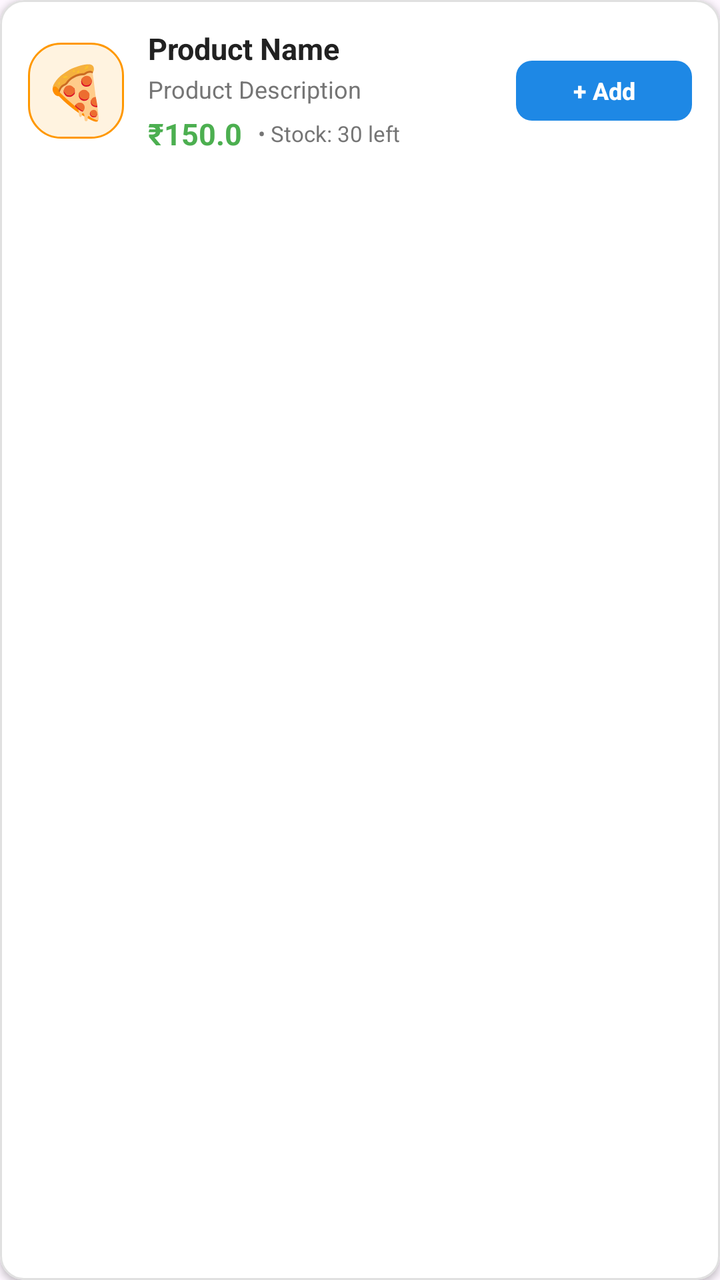
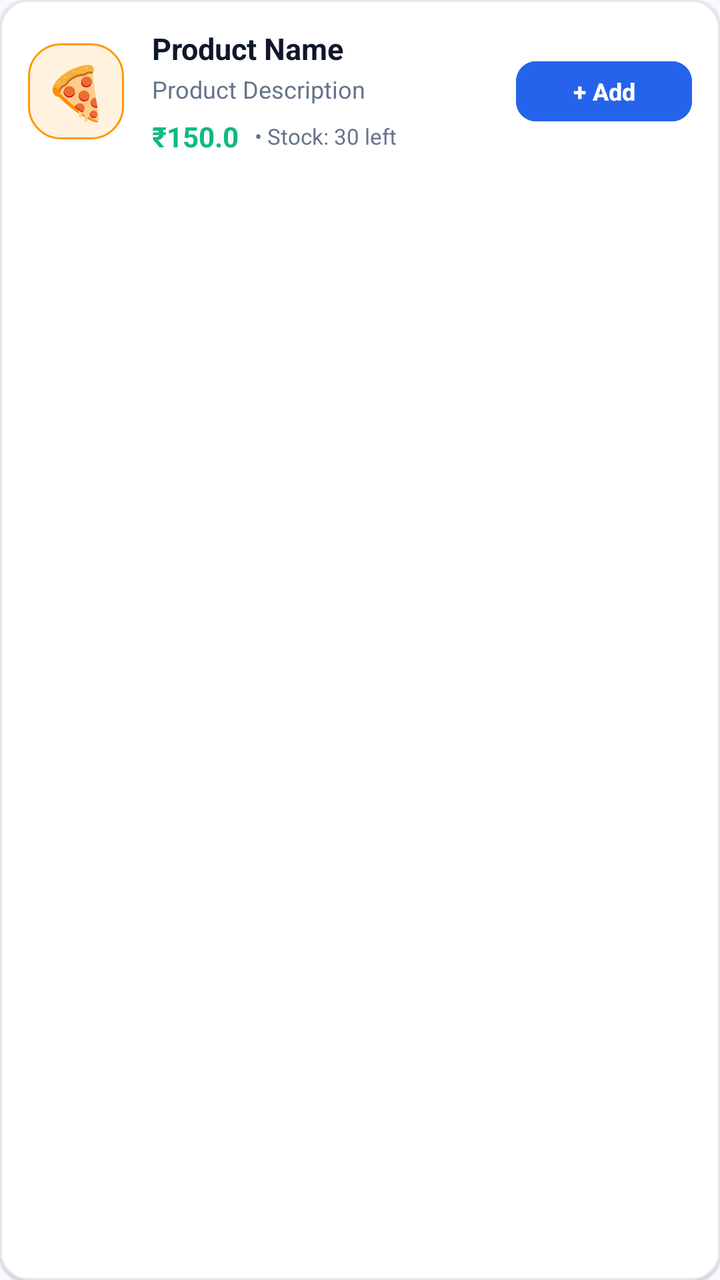

Compare the two renders of this Android layout. The source of the first and the diff that turns it into the second are given below.
<!-- AndroidManifest.xml: application theme Theme.LocalVendorDelivery -->
<!-- res/layout/item_product.xml -->
<?xml version="1.0" encoding="utf-8"?>
<com.google.android.material.card.MaterialCardView xmlns:android="http://schemas.android.com/apk/res/android"
    xmlns:app="http://schemas.android.com/apk/res-auto"
    android:layout_width="match_parent"
    android:layout_height="wrap_content"
    app:cardCornerRadius="12dp"
    app:cardElevation="2dp"
    app:cardBackgroundColor="#FFFFFF"
    app:strokeColor="@color/dividerColor"
    app:strokeWidth="1dp">

    <LinearLayout
        android:layout_width="match_parent"
        android:layout_height="wrap_content"
        android:orientation="horizontal"
        android:padding="14dp"
        android:gravity="center_vertical">

        <TextView
            android:id="@+id/tvProdEmoji"
            android:layout_width="48dp"
            android:layout_height="48dp"
            android:text="🍕"
            android:textSize="26sp"
            android:gravity="center"
            android:background="@drawable/bg_chip_orange" />

        <LinearLayout
            android:layout_width="0dp"
            android:layout_height="wrap_content"
            android:layout_weight="1"
            android:orientation="vertical"
            android:layout_marginStart="12dp">

            <TextView
                android:id="@+id/tvProdName"
                android:layout_width="wrap_content"
                android:layout_height="wrap_content"
                android:text="Product Name"
                android:textSize="15sp"
                android:textStyle="bold"
                android:textColor="@color/colorTextPrimary" />

            <TextView
                android:id="@+id/tvProdDesc"
                android:layout_width="wrap_content"
                android:layout_height="wrap_content"
                android:text="Product Description"
                android:textSize="12sp"
                android:textColor="@color/colorTextSecondary"
                android:layout_marginTop="2dp" />

            <LinearLayout
                android:layout_width="wrap_content"
                android:layout_height="wrap_content"
                android:orientation="horizontal"
                android:gravity="center_vertical"
                android:layout_marginTop="4dp">

                <TextView
                    android:id="@+id/tvProdPrice"
                    android:layout_width="wrap_content"
                    android:layout_height="wrap_content"
                    android:text="₹150.0"
                    android:textSize="15sp"
                    android:textColor="@color/colorSuccess"
                    android:textStyle="bold" />

                <TextView
                    android:id="@+id/tvProdStock"
                    android:layout_width="wrap_content"
                    android:layout_height="wrap_content"
                    android:text="• Stock: 30 left"
                    android:textSize="11sp"
                    android:textColor="@color/colorTextSecondary"
                    android:layout_marginStart="8dp" />
            </LinearLayout>
        </LinearLayout>

        <Button
            android:id="@+id/btnAddToCart"
            android:layout_width="wrap_content"
            android:layout_height="38dp"
            android:text="+ Add"
            android:textSize="12sp"
            android:textStyle="bold"
            app:cornerRadius="8dp"
            android:layout_marginStart="8dp" />
    </LinearLayout>
</com.google.android.material.card.MaterialCardView>
<!-- resources referenced by this layout -->
<resources>
  <color name="colorSuccess">#4CAF50</color>
  <color name="colorTextPrimary">#212121</color>
  <color name="colorTextSecondary">#757575</color>
  <color name="dividerColor">#E0E0E0</color>
  <!-- drawable bg_chip_orange (drawable) -->
  <?xml version="1.0" encoding="utf-8"?>
  <shape xmlns:android="http://schemas.android.com/apk/res/android"
      android:shape="rectangle">
      <solid android:color="#FFF3E0" />
      <stroke
          android:width="1dp"
          android:color="#FF9800" />
      <corners android:radius="16dp" />
      <padding
          android:bottom="4dp"
          android:left="10dp"
          android:right="10dp"
          android:top="4dp" />
  </shape>
  <style name="Theme.LocalVendorDelivery" parent="Base.Theme.LocalVendorDelivery" />
  <style name="Base.Theme.LocalVendorDelivery" parent="Theme.Material3.DayNight.NoActionBar">
          <item name="colorPrimary">@color/colorPrimary</item>
          <item name="colorPrimaryDark">@color/colorPrimaryDark</item>
          <item name="colorAccent">@color/colorAccent</item>
      </style>
  <color name="colorPrimary">#1E88E5</color>
  <color name="colorPrimaryDark">#1565C0</color>
  <color name="colorAccent">#FF9800</color>
</resources>

<!-- the commit's change to res/layout/item_product.xml (unified diff, before → after) -->
@@ -3,9 +3,10 @@
     xmlns:app="http://schemas.android.com/apk/res-auto"
     android:layout_width="match_parent"
     android:layout_height="wrap_content"
-    app:cardCornerRadius="12dp"
-    app:cardElevation="2dp"
-    app:cardBackgroundColor="#FFFFFF"
+    android:layout_marginBottom="10dp"
+    app:cardCornerRadius="14dp"
+    app:cardElevation="1dp"
+    app:cardBackgroundColor="@color/colorSurface"
     app:strokeColor="@color/dividerColor"
     app:strokeWidth="1dp">
 
@@ -30,7 +31,7 @@
             android:layout_height="wrap_content"
             android:layout_weight="1"
             android:orientation="vertical"
-            android:layout_marginStart="12dp">
+            android:layout_marginStart="14dp">
 
             <TextView
                 android:id="@+id/tvProdName"
@@ -55,14 +56,14 @@
                 android:layout_height="wrap_content"
                 android:orientation="horizontal"
                 android:gravity="center_vertical"
-                android:layout_marginTop="4dp">
+                android:layout_marginTop="6dp">
 
                 <TextView
                     android:id="@+id/tvProdPrice"
                     android:layout_width="wrap_content"
                     android:layout_height="wrap_content"
                     android:text="₹150.0"
-                    android:textSize="15sp"
+                    android:textSize="14sp"
                     android:textColor="@color/colorSuccess"
                     android:textStyle="bold" />
 
@@ -84,7 +85,9 @@
             android:text="+ Add"
             android:textSize="12sp"
             android:textStyle="bold"
-            app:cornerRadius="8dp"
+            android:backgroundTint="@color/colorPrimary"
+            app:cornerRadius="10dp"
+            app:elevation="0dp"
             android:layout_marginStart="8dp" />
     </LinearLayout>
 </com.google.android.material.card.MaterialCardView>
<!-- resource entries referenced after the edit -->
@@ -1,9 +1,10 @@
 <!-- resources referenced by this layout -->
 <resources>
-  <color name="colorSuccess">#4CAF50</color>
-  <color name="colorTextPrimary">#212121</color>
-  <color name="colorTextSecondary">#757575</color>
-  <color name="dividerColor">#E0E0E0</color>
+  <color name="colorSuccess">#10B981</color>
+  <color name="colorSurface">#FFFFFF</color>
+  <color name="colorTextPrimary">#0F172A</color>
+  <color name="colorTextSecondary">#64748B</color>
+  <color name="dividerColor">#E2E8F0</color>
   <!-- drawable bg_chip_orange (drawable) -->
   <?xml version="1.0" encoding="utf-8"?>
   <shape xmlns:android="http://schemas.android.com/apk/res/android"
@@ -24,9 +25,14 @@
           <item name="colorPrimary">@color/colorPrimary</item>
           <item name="colorPrimaryDark">@color/colorPrimaryDark</item>
           <item name="colorAccent">@color/colorAccent</item>
+          <item name="android:colorBackground">@color/colorBackground</item>
+          <item name="android:windowBackground">@color/colorBackground</item>
+          <item name="android:statusBarColor">@color/colorPrimaryDark</item>
+          <item name="android:navigationBarColor">#FFFFFF</item>
       </style>
-  <color name="colorPrimary">#1E88E5</color>
-  <color name="colorPrimaryDark">#1565C0</color>
-  <color name="colorAccent">#FF9800</color>
+  <color name="colorPrimary">#2563EB</color>
+  <color name="colorPrimaryDark">#1D4ED8</color>
+  <color name="colorAccent">#F97316</color>
+  <color name="colorBackground">#F8FAFC</color>
 </resources>
 
